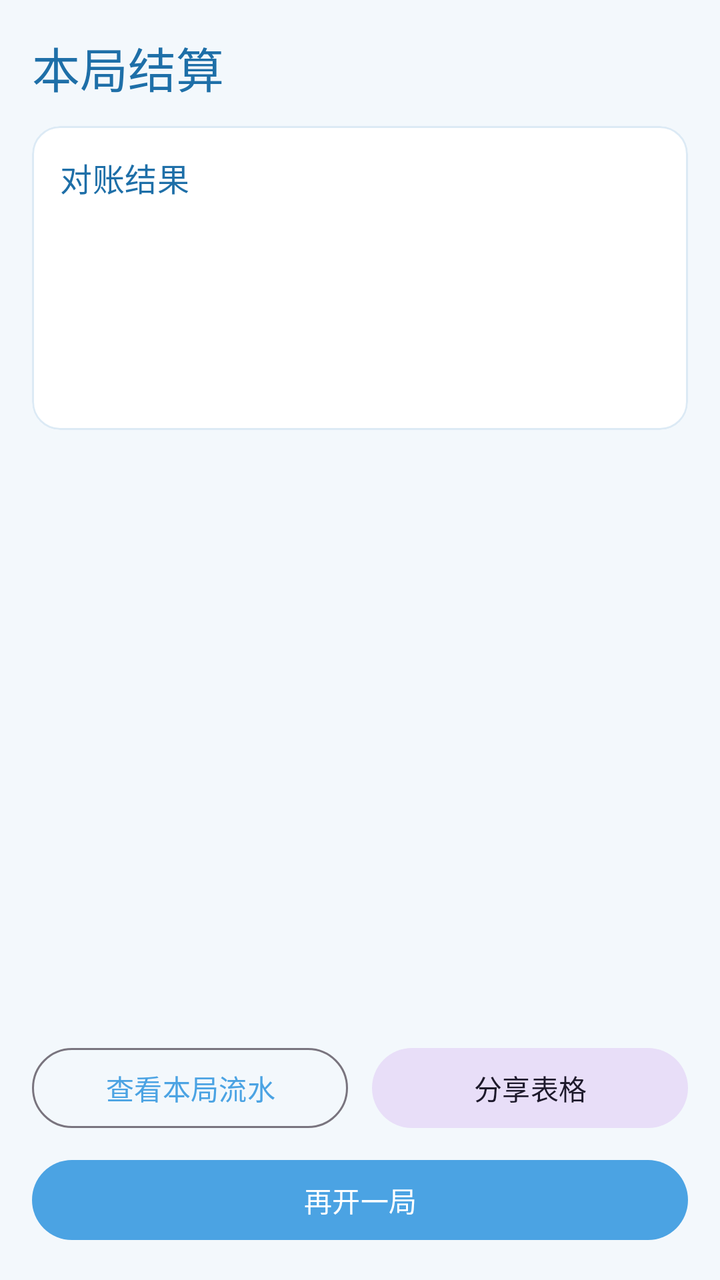
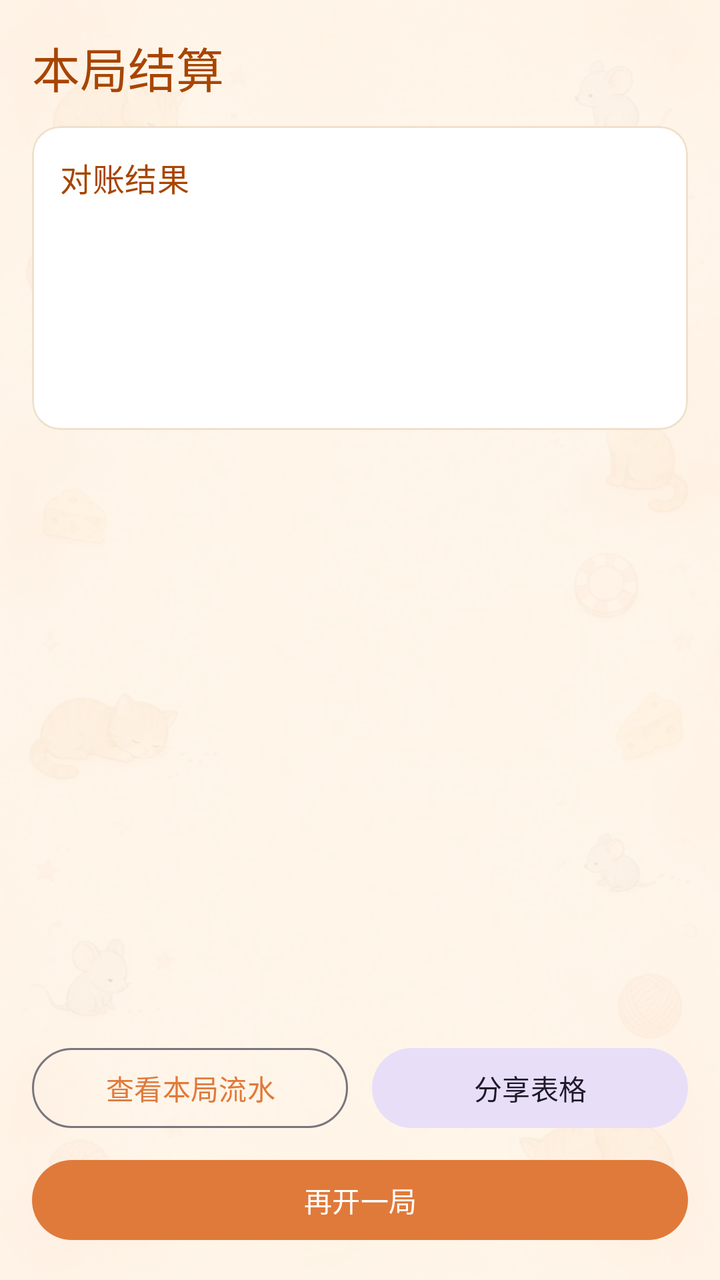

The first picture is an Android layout as it rendered before a commit; the second is the same layout after the commit. The layout source and the unified diff follow.
<!-- AndroidManifest.xml: application theme Theme.ChipTrack -->
<!-- res/layout/fragment_settle.xml -->
<?xml version="1.0" encoding="utf-8"?>
<androidx.constraintlayout.widget.ConstraintLayout xmlns:android="http://schemas.android.com/apk/res/android"
    xmlns:app="http://schemas.android.com/apk/res-auto"
    android:layout_width="match_parent"
    android:layout_height="match_parent"
    android:background="@color/surface"
    android:padding="16dp">

    <TextView
        android:id="@+id/titleText"
        android:layout_width="0dp"
        android:layout_height="wrap_content"
        android:text="@string/settle_title"
        android:textAppearance="?attr/textAppearanceHeadlineSmall"
        android:textColor="@color/sky_blue_deep"
        app:layout_constraintEnd_toEndOf="parent"
        app:layout_constraintStart_toStartOf="parent"
        app:layout_constraintTop_toTopOf="parent" />

    <com.google.android.material.card.MaterialCardView
        android:id="@+id/reconcileCard"
        android:layout_width="0dp"
        android:layout_height="wrap_content"
        android:layout_marginTop="12dp"
        app:cardBackgroundColor="@color/white"
        app:cardCornerRadius="14dp"
        app:cardElevation="0dp"
        app:layout_constraintEnd_toEndOf="parent"
        app:layout_constraintStart_toStartOf="parent"
        app:layout_constraintTop_toBottomOf="@id/titleText"
        app:strokeColor="@color/surface_muted"
        app:strokeWidth="1dp">

        <LinearLayout
            android:layout_width="match_parent"
            android:layout_height="wrap_content"
            android:orientation="vertical"
            android:padding="14dp">

            <TextView
                android:layout_width="match_parent"
                android:layout_height="wrap_content"
                android:text="@string/settle_reconcile_title"
                android:textAppearance="?attr/textAppearanceTitleMedium"
                android:textColor="@color/sky_blue_deep" />

            <TextView
                android:id="@+id/reconcileTakenText"
                android:layout_width="match_parent"
                android:layout_height="wrap_content"
                android:layout_marginTop="8dp"
                android:textAppearance="?attr/textAppearanceBodyMedium"
                android:textColor="@color/text_secondary" />

            <TextView
                android:id="@+id/reconcileReturnedText"
                android:layout_width="match_parent"
                android:layout_height="wrap_content"
                android:layout_marginTop="2dp"
                android:textAppearance="?attr/textAppearanceBodyMedium"
                android:textColor="@color/text_secondary" />

            <TextView
                android:id="@+id/reconcileGapText"
                android:layout_width="match_parent"
                android:layout_height="wrap_content"
                android:layout_marginTop="8dp"
                android:textAppearance="?attr/textAppearanceTitleMedium" />

            <TextView
                android:id="@+id/totalProfitText"
                android:layout_width="match_parent"
                android:layout_height="wrap_content"
                android:layout_marginTop="4dp"
                android:textAppearance="?attr/textAppearanceBodyMedium"
                android:textColor="@color/text_secondary" />
        </LinearLayout>
    </com.google.android.material.card.MaterialCardView>

    <LinearLayout
        android:id="@+id/bottomActions"
        android:layout_width="0dp"
        android:layout_height="wrap_content"
        android:orientation="vertical"
        app:layout_constraintBottom_toBottomOf="parent"
        app:layout_constraintEnd_toEndOf="parent"
        app:layout_constraintStart_toStartOf="parent">

        <LinearLayout
            android:layout_width="match_parent"
            android:layout_height="wrap_content"
            android:orientation="horizontal">

            <com.google.android.material.button.MaterialButton
                android:id="@+id/historyButton"
                style="@style/Widget.Material3.Button.OutlinedButton"
                android:layout_width="0dp"
                android:layout_height="wrap_content"
                android:layout_marginEnd="6dp"
                android:layout_weight="1"
                android:text="@string/action_settle_history" />

            <com.google.android.material.button.MaterialButton
                android:id="@+id/shareButton"
                style="@style/Widget.Material3.Button.TonalButton"
                android:layout_width="0dp"
                android:layout_height="wrap_content"
                android:layout_marginStart="6dp"
                android:layout_weight="1"
                android:text="@string/action_share" />
        </LinearLayout>

        <com.google.android.material.button.MaterialButton
            android:id="@+id/newGameButton"
            android:layout_width="match_parent"
            android:layout_height="wrap_content"
            android:layout_marginTop="8dp"
            android:text="@string/action_new_game" />
    </LinearLayout>

    <androidx.recyclerview.widget.RecyclerView
        android:id="@+id/settleList"
        android:layout_width="0dp"
        android:layout_height="0dp"
        android:layout_marginTop="12dp"
        android:clipToPadding="false"
        android:paddingBottom="8dp"
        app:layout_constraintBottom_toTopOf="@id/bottomActions"
        app:layout_constraintEnd_toEndOf="parent"
        app:layout_constraintStart_toStartOf="parent"
        app:layout_constraintTop_toBottomOf="@id/reconcileCard" />

</androidx.constraintlayout.widget.ConstraintLayout>
<!-- resources referenced by this layout -->
<resources>
  <color name="sky_blue_deep">#FF1E6FA8</color>
  <color name="surface">#FFF3F8FC</color>
  <color name="surface_muted">#FFDCEAF5</color>
  <color name="text_secondary">#FF5A6B78</color>
  <color name="white">#FFFFFFFF</color>
  <string name="action_new_game">再开一局</string>
  <string name="action_settle_history">查看本局流水</string>
  <string name="action_share">分享表格</string>
  <string name="settle_reconcile_title">对账结果</string>
  <string name="settle_title">本局结算</string>
  <style name="Theme.ChipTrack" parent="Theme.Material3.Light.NoActionBar">
          <item name="colorPrimary">@color/sky_blue</item>
          <item name="colorOnPrimary">@color/white</item>
          <item name="colorSecondary">@color/chip_gold</item>
          <item name="android:statusBarColor">@color/sky_blue_deep</item>
          <item name="android:navigationBarColor">@color/surface</item>
          <item name="android:windowBackground">@color/surface</item>
      </style>
  <color name="sky_blue">#FF4BA3E3</color>
  <color name="chip_gold">#FFE0B14A</color>
</resources>

<!-- the commit's change to res/layout/fragment_settle.xml (unified diff, before → after) -->
@@ -3,7 +3,7 @@
     xmlns:app="http://schemas.android.com/apk/res-auto"
     android:layout_width="match_parent"
     android:layout_height="match_parent"
-    android:background="@color/surface"
+    android:background="@drawable/bg_app"
     android:padding="16dp">
 
     <TextView
<!-- resource entries referenced after the edit -->
@@ -1,10 +1,25 @@
 <!-- resources referenced by this layout -->
 <resources>
-  <color name="sky_blue_deep">#FF1E6FA8</color>
-  <color name="surface">#FFF3F8FC</color>
-  <color name="surface_muted">#FFDCEAF5</color>
-  <color name="text_secondary">#FF5A6B78</color>
+  <color name="sky_blue_deep">#FFA84500</color>
+  <color name="surface">#FFFFF6EB</color>
+  <color name="surface_muted">#FFF0E0CC</color>
+  <color name="text_secondary">#FF6B5A4A</color>
   <color name="white">#FFFFFFFF</color>
+  <!-- drawable bg_app (drawable) -->
+  <?xml version="1.0" encoding="utf-8"?>
+  <layer-list xmlns:android="http://schemas.android.com/apk/res/android">
+      <item>
+          <bitmap
+              android:gravity="fill"
+              android:src="@drawable/bg_cat_mouse_scene" />
+      </item>
+      
+      <item>
+          <shape android:shape="rectangle">
+              <solid android:color="#D9FFF6EB" />
+          </shape>
+      </item>
+  </layer-list>
   <string name="action_new_game">再开一局</string>
   <string name="action_settle_history">查看本局流水</string>
   <string name="action_share">分享表格</string>
@@ -16,9 +31,10 @@
           <item name="colorSecondary">@color/chip_gold</item>
           <item name="android:statusBarColor">@color/sky_blue_deep</item>
           <item name="android:navigationBarColor">@color/surface</item>
-          <item name="android:windowBackground">@color/surface</item>
+          <item name="android:windowBackground">@drawable/bg_app</item>
       </style>
-  <color name="sky_blue">#FF4BA3E3</color>
+  <!-- drawable bg_cat_mouse_scene: png bitmap (drawable, 64490 bytes) -->
+  <color name="sky_blue">#FFE07A3A</color>
   <color name="chip_gold">#FFE0B14A</color>
 </resources>
 
